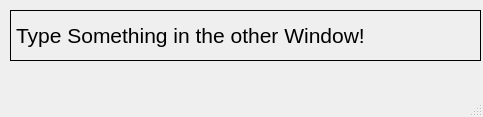
The window that connect2.ui (NahidePinarDemiriz/pyqt-designer-tutorial) describes before a commit, drawn with Qt 5.
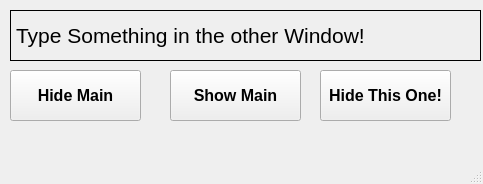
The same window after the commit.

Commit message: Added tic tac toe game.

```diff
--- a/connect2.ui
+++ b/connect2.ui
@@ -7,7 +7,7 @@
     <x>0</x>
     <y>0</y>
     <width>483</width>
-    <height>117</height>
+    <height>184</height>
    </rect>
   </property>
   <property name="windowTitle">
@@ -35,6 +35,66 @@
      <string>Type Something in the other Window!</string>
     </property>
    </widget>
+   <widget class="QPushButton" name="pushButton">
+    <property name="geometry">
+     <rect>
+      <x>10</x>
+      <y>70</y>
+      <width>131</width>
+      <height>51</height>
+     </rect>
+    </property>
+    <property name="font">
+     <font>
+      <pointsize>12</pointsize>
+      <weight>75</weight>
+      <bold>true</bold>
+     </font>
+    </property>
+    <property name="text">
+     <string>Hide Main</string>
+    </property>
+   </widget>
+   <widget class="QPushButton" name="pushButton_2">
+    <property name="geometry">
+     <rect>
+      <x>170</x>
+      <y>70</y>
+      <width>131</width>
+      <height>51</height>
+     </rect>
+    </property>
+    <property name="font">
+     <font>
+      <pointsize>12</pointsize>
+      <weight>75</weight>
+      <bold>true</bold>
+     </font>
+    </property>
+    <property name="text">
+     <string>Show Main</string>
+    </property>
+   </widget>
+   <widget class="QPushButton" name="pushButton_3">
+    <property name="geometry">
+     <rect>
+      <x>320</x>
+      <y>70</y>
+      <width>131</width>
+      <height>51</height>
+     </rect>
+    </property>
+    <property name="font">
+     <font>
+      <pointsize>12</pointsize>
+      <weight>75</weight>
+      <bold>true</bold>
+     </font>
+    </property>
+    <property name="text">
+     <string>Hide This One!</string>
+    </property>
+   </widget>
   </widget>
   <widget class="QMenuBar" name="menubar">
    <property name="geometry">
```
The commit also changes 2 other files.
